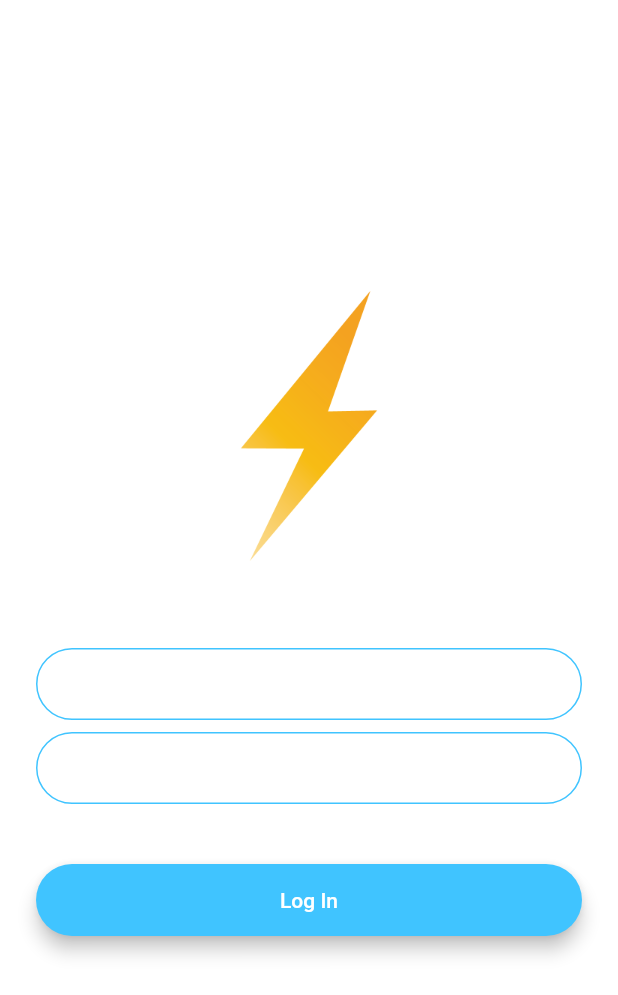
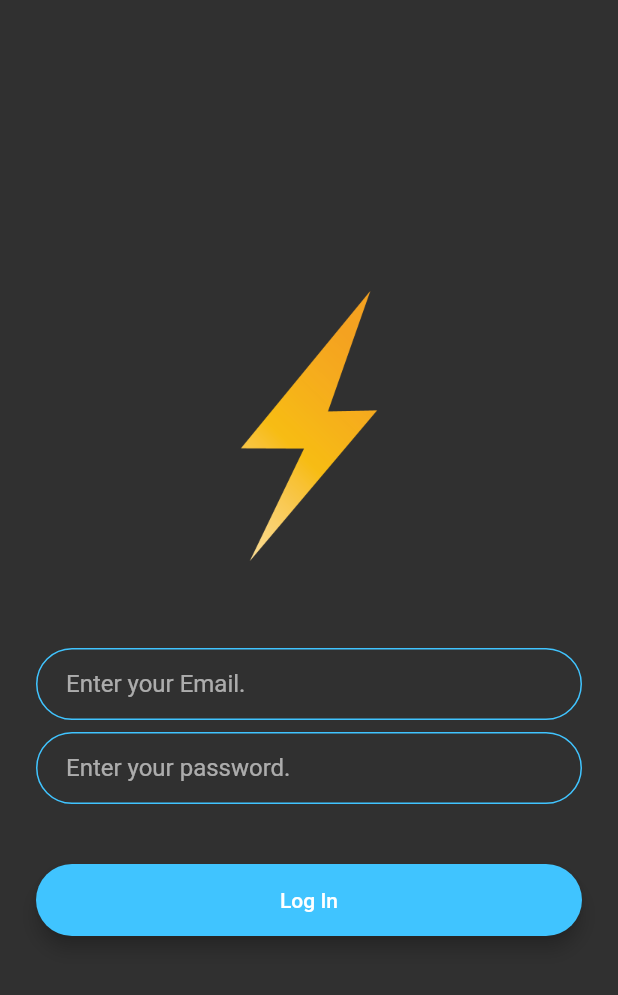
Before and after one commit to dikshantks/flutter_chat_app, a Flutter app: the screen it shows after launch, after a tap on "Log In", on a phone screen of 412 x 824 dp. Shown: the top 995 px of the screen. Run offline on Flutter 3.47's test engine with Material 2 defaults, Android fonts, the phone set to English and light mode, and no system bars; our stand-ins replace animated_text_kit; missing offline and left inert: dart:ffi.

Commit message:
code refactoring

```diff
--- /dev/null
+++ b/lib/components/button_1.dart
@@ -0,0 +1,33 @@
+import 'package:flutter/material.dart';
+
+class Buttons_1 extends StatelessWidget {
+  final String text;
+  final VoidCallback onclick;
+  final Color color;
+  const Buttons_1(
+      {Key? key,
+      required this.color,
+      required this.onclick,
+      required this.text})
+      : super(key: key);
+
+  @override
+  Widget build(BuildContext context) {
+    return Padding(
+      padding: EdgeInsets.symmetric(vertical: 16.0),
+      child: Material(
+        elevation: 5.0,
+        color: color,
+        borderRadius: BorderRadius.circular(30.0),
+        child: MaterialButton(
+          onPressed: onclick,
+          minWidth: 200.0,
+          height: 42.0,
+          child: Text(
+            'Log In',
+          ),
+        ),
+      ),
+    );
+  }
+}
--- a/lib/screens/login_screen.dart
+++ b/lib/screens/login_screen.dart
@@ -13,7 +13,7 @@ class _LoginScreenState extends State<LoginScreen> {
   @override
   Widget build(BuildContext context) {
     return Scaffold(
-      backgroundColor: Colors.white,
+      // backgroundColor: Colors.white,
       body: Padding(
         padding: EdgeInsets.symmetric(horizontal: 24.0),
         child: Column(
@@ -27,58 +27,23 @@ class _LoginScreenState extends State<LoginScreen> {
                 child: Image.asset('assets/images/logo.png'),
               ),
             ),
-            SizedBox(
+            const SizedBox(
               height: 48.0,
             ),
             TextField(
               onChanged: (value) {
                 //Do something with the user input.
               },
-              decoration: InputDecoration(
-                hintText: 'Enter your email',
-                contentPadding:
-                    EdgeInsets.symmetric(vertical: 10.0, horizontal: 20.0),
-                border: OutlineInputBorder(
-                  borderRadius: BorderRadius.all(Radius.circular(32.0)),
-                ),
-                enabledBorder: OutlineInputBorder(
-                  borderSide:
-                      BorderSide(color: Colors.lightBlueAccent, width: 1.0),
-                  borderRadius: BorderRadius.all(Radius.circular(32.0)),
-                ),
-                focusedBorder: OutlineInputBorder(
-                  borderSide:
-                      BorderSide(color: Colors.lightBlueAccent, width: 2.0),
-                  borderRadius: BorderRadius.all(Radius.circular(32.0)),
-                ),
-              ),
+              decoration: inputDecoration("Enter your Email."),
             ),
-            SizedBox(
+            const SizedBox(
               height: 8.0,
             ),
             TextField(
-              onChanged: (value) {
-                //Do something with the user input.
-              },
-              decoration: InputDecoration(
-                hintText: 'Enter your password.',
-                contentPadding:
-                    EdgeInsets.symmetric(vertical: 10.0, horizontal: 20.0),
-                border: OutlineInputBorder(
-                  borderRadius: BorderRadius.all(Radius.circular(32.0)),
-                ),
-                enabledBorder: OutlineInputBorder(
-                  borderSide:
-                      BorderSide(color: Colors.lightBlueAccent, width: 1.0),
-                  borderRadius: BorderRadius.all(Radius.circular(32.0)),
-                ),
-                focusedBorder: OutlineInputBorder(
-                  borderSide:
-                      BorderSide(color: Colors.lightBlueAccent, width: 2.0),
-                  borderRadius: BorderRadius.all(Radius.circular(32.0)),
-                ),
-              ),
-            ),
+                onChanged: (value) {
+                  //Do something with the user input.
+                },
+                decoration: inputDecoration("Enter your password.")),
             SizedBox(
               height: 24.0,
             ),
@@ -105,4 +70,23 @@ class _LoginScreenState extends State<LoginScreen> {
       ),
     );
   }
+
+  InputDecoration inputDecoration(String Htext) {
+    return InputDecoration(
+      hintText: Htext,
+      contentPadding:
+          const EdgeInsets.symmetric(vertical: 10.0, horizontal: 20.0),
+      border: const OutlineInputBorder(
+        borderRadius: BorderRadius.all(Radius.circular(32.0)),
+      ),
+      enabledBorder: OutlineInputBorder(
+        borderSide: BorderSide(color: Colors.lightBlueAccent, width: 1.0),
+        borderRadius: BorderRadius.all(Radius.circular(32.0)),
+      ),
+      focusedBorder: OutlineInputBorder(
+        borderSide: BorderSide(color: Colors.lightBlueAccent, width: 2.0),
+        borderRadius: BorderRadius.all(Radius.circular(32.0)),
+      ),
+    );
+  }
 }
--- a/lib/screens/registration_screen.dart
+++ b/lib/screens/registration_screen.dart
@@ -18,9 +18,12 @@ class _RegistrationScreenState extends State<RegistrationScreen> {
           mainAxisAlignment: MainAxisAlignment.center,
           crossAxisAlignment: CrossAxisAlignment.stretch,
           children: <Widget>[
-            Container(
-              height: 200.0,
-              child: Image.asset('assets/images/logo.png'),
+            Hero(
+              tag: "logo",
+              child: Container(
+                height: 200.0,
+                child: Image.asset('assets/images/logo.png'),
+              ),
             ),
             SizedBox(
               height: 48.0,
--- a/lib/screens/welcome_screen.dart
+++ b/lib/screens/welcome_screen.dart
@@ -1,6 +1,13 @@
+// ignore_for_file: camel_case_types
+
+import 'dart:ffi';
+
+import 'package:animated_text_kit/animated_text_kit.dart';
 import 'package:flutter/material.dart';
 import 'package:flutter_chat_app/screens/login_screen.dart';
 import 'package:flutter_chat_app/screens/registration_screen.dart';
+
+import '../components/button_1.dart';
 
 class WelcomeScreen extends StatefulWidget {
   static String id = "/welcome";
@@ -8,11 +15,44 @@ class WelcomeScreen extends StatefulWidget {
   _WelcomeScreenState createState() => _WelcomeScreenState();
 }
 
-class _WelcomeScreenState extends State<WelcomeScreen> {
+class _WelcomeScreenState extends State<WelcomeScreen>
+    with SingleTickerProviderStateMixin {
+  late AnimationController animationController;
+
+  late Animation animation;
+
+  @override
+  void initState() {
+    super.initState();
+
+    animationController = AnimationController(
+      vsync: this,
+      duration: const Duration(seconds: 2),
+    );
+
+    animation = ColorTween(
+            begin: Color.fromARGB(132, 204, 204, 204), end: Color(0x40CCCCCC))
+        .animate(animationController);
+    animationController.forward();
+
+    animationController.addListener(() {
+      setState(() {});
+      print(animationController.value);
+    });
+  }
+
+  @override
+  void dispose() {
+    // TODO: implement dispose
+
+    animationController.dispose();
+    super.dispose();
+  }
+
   @override
   Widget build(BuildContext context) {
     return Scaffold(
-      // backgroundColor: Colors.white,
+      backgroundColor: animation.value,
       body: Padding(
         padding: EdgeInsets.symmetric(horizontal: 24.0),
         child: Column(
@@ -28,56 +68,32 @@ class _WelcomeScreenState extends State<WelcomeScreen> {
                     height: 60.0,
                   ),
                 ),
-                Text(
-                  'Flash Chat',
-                  style: TextStyle(
-                    fontSize: 45.0,
-                    fontWeight: FontWeight.w900,
-                  ),
+                AnimatedTextKit(
+                  animatedTexts: [
+                    TypewriterAnimatedText("Not",
+                        textStyle: TextStyle(fontSize: 45.0)),
+                    TypewriterAnimatedText("Chat GPT",
+                        textStyle: TextStyle(fontSize: 45.0)),
+                  ],
                 ),
               ],
             ),
             SizedBox(
               height: 48.0,
             ),
-            Padding(
-              padding: EdgeInsets.symmetric(vertical: 16.0),
-              child: Material(
-                elevation: 5.0,
+            Buttons_1(
+              text: "Log in ",
               color: Colors.lightBlueAccent,
-                borderRadius: BorderRadius.circular(30.0),
-                child: MaterialButton(
-                  onPressed: () {
-                    //Go to login screen.
-
+              onclick: () {
                 Navigator.pushNamed(context, LoginScreen.id);
               },
-                  minWidth: 200.0,
-                  height: 42.0,
-                  child: Text(
-                    'Log In',
             ),
-                ),
-              ),
-            ),
-            Padding(
-              padding: EdgeInsets.symmetric(vertical: 16.0),
-              child: Material(
+            Buttons_1(
+              text: "Register",
               color: Colors.blueAccent,
-                borderRadius: BorderRadius.circular(30.0),
-                elevation: 5.0,
-                child: MaterialButton(
-                  onPressed: () {
-                    //Go to registration screen.
+              onclick: () {
                 Navigator.pushNamed(context, RegistrationScreen.id);
               },
-                  minWidth: 200.0,
-                  height: 42.0,
-                  child: Text(
-                    'Register',
-                  ),
-                ),
-              ),
             ),
           ],
         ),
--- a/pubspec.yaml
+++ b/pubspec.yaml
@@ -35,6 +35,7 @@ dependencies:
   # The following adds the Cupertino Icons font to your application.
   # Use with the CupertinoIcons class for iOS style icons.
   cupertino_icons: ^1.0.2
+  animated_text_kit: ^4.2.2
 
 dev_dependencies:
   flutter_test:
```
Also changed, not shown: pubspec.lock. Lines whose indentation alone changed are shown as unchanged.
